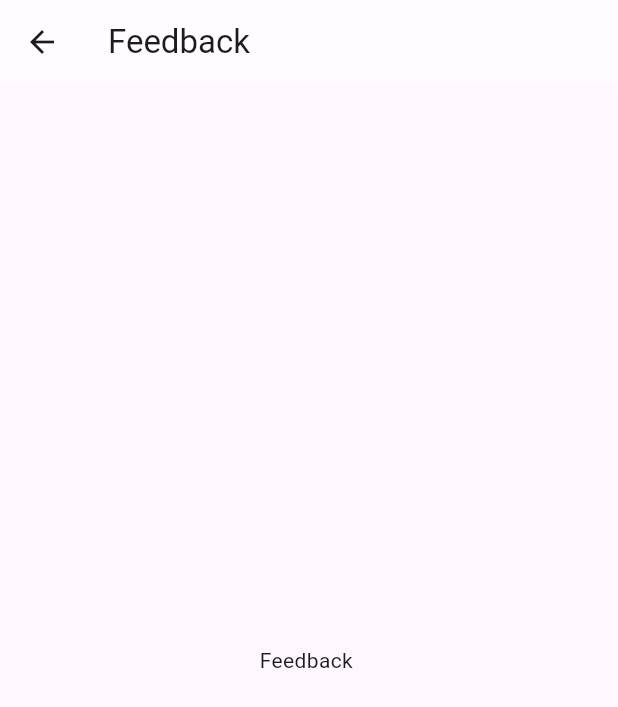
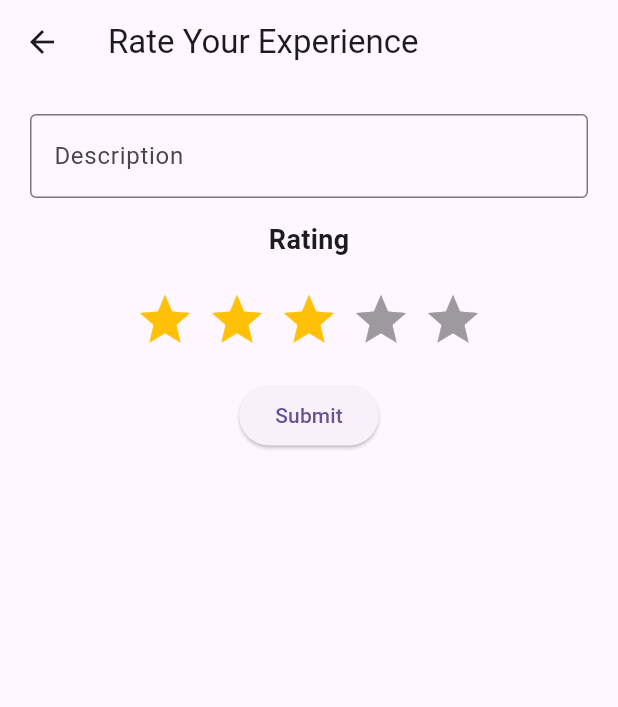
Before and after one commit to Jainamshah299/Salon-booking, a Flutter app: the BookingHistoryScreen screen opened directly, after a tap on "Give Feedback", on a phone screen of 412 x 824 dp. Shown: the top 707 px of the screen. Run offline on Flutter 3.47's test engine with Material 3 defaults, Android fonts, the phone set to English and light mode, and no system bars; drawn by our look-alikes of flutter_rating_bar; our stand-ins replace carousel_slider, fluttertoast, image_picker, shared_preferences; accounts and stored records are empty; network calls fail.

Commit message:
first commit

```diff
--- a/lib/FeedbackScreen.dart
+++ b/lib/FeedbackScreen.dart
@@ -1,20 +1,91 @@
+import 'package:demo/appointment.dart';
 import 'package:flutter/material.dart';
+import 'package:flutter_rating_bar/flutter_rating_bar.dart';
 
-class FeedbackScreen extends StatelessWidget {
+class RatingScreen extends StatefulWidget {
+  @override
+  _RatingScreenState createState() => _RatingScreenState();
+}
 
-
-  FeedbackScreen();
+class _RatingScreenState extends State<RatingScreen> {
+  double _rating = 3.0;
+  final TextEditingController _descriptioncontroller = TextEditingController();
 
   @override
   Widget build(BuildContext context) {
     return Scaffold(
-      appBar: AppBar(
-        title: Text("Feedback "),
-        backgroundColor: Colors.white54,
-      ),
-      body: Center(
-        child: Text("Feedback "),
+      appBar: AppBar(title: Text("Rate Your Experience")),
+      body: Padding(
+        padding: const EdgeInsets.all(20.0),
+        child: Column(
+          mainAxisAlignment: MainAxisAlignment.start,
+          children: [
+            TextFormField(
+              controller: _descriptioncontroller,
+              decoration: InputDecoration(
+                labelText: "Description",
+                border: OutlineInputBorder()
+              ),
+            ),
+            SizedBox(height: 15,),
+            Text(
+              "Rating",
+              style: TextStyle(fontSize: 18, fontWeight: FontWeight.bold),
+            ),
+            SizedBox(height: 20),
+            RatingBar.builder(
+              initialRating: _rating,
+              minRating: 1,
+              direction: Axis.horizontal,
+              allowHalfRating: true,
+              itemCount: 5,
+              itemPadding: EdgeInsets.symmetric(horizontal: 4.0),
+              itemBuilder: (context, _) => Icon(
+                Icons.star,
+                color: Colors.amber,
+              ),
+              onRatingUpdate: (rating) {
+                setState(() {
+                  _rating = rating;
+                });
+              },
+            ),
+            SizedBox(height: 20),
+            ElevatedButton(
+              onPressed: () {_showSuccessPopup(context);
+
+              },
+              child: Text("Submit",),
+
+
+            ),
+          ],
+        ),
       ),
     );
   }
 }
+void _showSuccessPopup(BuildContext context){
+  showDialog(context: context,
+      builder: (BuildContext context){
+        return AlertDialog(
+          title: Text("Thank You"),
+          content: Text("Thank You For Feedback"),
+          actions: [
+            TextButton(onPressed: (){
+              Navigator.pop(context);
+            }, child: Text("Cancel")
+            ),
+            TextButton(onPressed:(){
+              Navigator.pop(context);
+              Navigator.pushAndRemoveUntil(context,
+                  MaterialPageRoute(builder: (context) => appointment()),
+                      (route) => false);
+
+            } , child: Text("OK"))
+          ],
+
+        );
+      }
+  );
+}
--- a/lib/HomePage.dart
+++ b/lib/HomePage.dart
@@ -172,7 +172,7 @@ class _HomePageState extends State<HomePage> {
                       child: Column(
                         children: [
                           ClipRRect(
-                            child: Image.network(image[index], height: 200,
+                            child: Image.asset(image[index], height: 200,
                               width: double.infinity, fit: BoxFit.fill,),
                             borderRadius: BorderRadius.circular(16),
                           ),
--- a/lib/Salon_Manager/SalonManagerDashboard.dart
+++ b/lib/Salon_Manager/SalonManagerDashboard.dart
@@ -1,3 +1,4 @@
+import 'package:demo/FeedbackScreen.dart';
 import 'package:demo/LoginScreen.dart';
 import 'package:demo/Salon_Manager/DetailScreen.dart';
 import 'package:demo/Salon_Manager/addservice.dart';
@@ -36,6 +37,7 @@ class SelectionScreen extends StatelessWidget {
       'name': 'FEEDBACK',
       'description': 'MANAGE FEEDBACK',
       'color': Colors.black12,
+      'route' :RatingScreen()
     },
   ];
 
--- a/lib/appointment.dart
+++ b/lib/appointment.dart
@@ -77,7 +77,7 @@ class BookingHistoryScreen extends StatelessWidget {
                     Navigator.push(
                       context,
                       MaterialPageRoute(
-                        builder: (context) => FeedbackScreen(),
+                        builder: (context) => RatingScreen(),
                       ),
                     );
                   },
--- a/lib/main.dart
+++ b/lib/main.dart
@@ -23,7 +23,7 @@ class MyApp extends StatelessWidget {
           colorScheme: ColorScheme.fromSeed(seedColor: Colors.deepPurple),
           useMaterial3: true,
         ),
-        home: Salonmanagerdashboard(),
+        home: DashboardPage(),
         );
   }
 }
--- a/pubspec.yaml
+++ b/pubspec.yaml
@@ -34,6 +34,7 @@ dependencies:
   fluttertoast: 8.1.4
   carousel_slider: ^5.0.0
   image_picker: ^1.0.4
+  flutter_rating_bar: ^4.0.1
   intl: ^0.20.2
   flutter_credit_card: ^4.0.1
   http: ^1.2.2
```
Also changed, not shown: lib/Admin/AdminDashboardPage.dart (+53 -1 lines), pubspec.lock.
